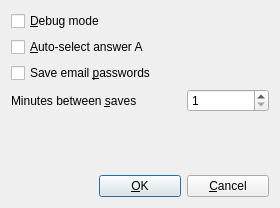
This is designer/prefs.ui in sobjornstad/clicker-quiz-manager as Qt 5 draws it before an edit. The edited form follows.
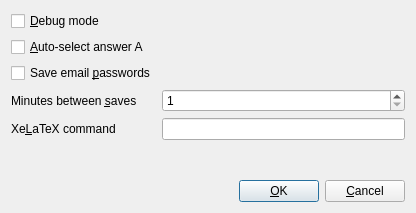
This is the edited form.

The edit to the form file:
```diff
--- a/designer/prefs.ui
+++ b/designer/prefs.ui
@@ -6,38 +6,17 @@
    <rect>
     <x>0</x>
     <y>0</y>
-    <width>280</width>
-    <height>208</height>
+    <width>416</width>
+    <height>213</height>
    </rect>
   </property>
   <property name="windowTitle">
    <string>Preferences</string>
   </property>
-  <layout class="QGridLayout" name="gridLayout">
-   <item row="6" column="1">
-    <widget class="QPushButton" name="okButton">
-     <property name="text">
-      <string>&amp;OK</string>
-     </property>
-    </widget>
-   </item>
-   <item row="3" column="2">
-    <widget class="QSpinBox" name="saveInterval">
-     <property name="toolTip">
-      <string/>
-     </property>
-     <property name="whatsThis">
-      <string>When making a change, if this many minutes have elapsed since the last save, CQM will save (causing a slight delay in completing the action). Changes are always saved on program exit.</string>
-     </property>
-     <property name="minimum">
-      <number>1</number>
-     </property>
-     <property name="maximum">
-      <number>5</number>
-     </property>
-    </widget>
-   </item>
-   <item row="0" column="0" colspan="2">
+  <layout class="QVBoxLayout" name="verticalLayout">
+   <item>
+    <layout class="QFormLayout" name="formLayout">
+     <item row="0" column="0">
     <widget class="QCheckBox" name="debugMode">
      <property name="toolTip">
       <string>&lt;html&gt;&lt;head/&gt;&lt;body&gt;&lt;p&gt;Show debug menu and functions, for use in active development.&lt;/p&gt;&lt;/body&gt;&lt;/html&gt;</string>
@@ -50,14 +29,27 @@
      </property>
     </widget>
    </item>
-   <item row="6" column="2">
-    <widget class="QPushButton" name="cancelButton">
+     <item row="1" column="0">
+      <widget class="QCheckBox" name="autoAnsA">
+       <property name="toolTip">
+        <string>&lt;html&gt;&lt;head/&gt;&lt;body&gt;&lt;p&gt;When adding new questions, start with A selected as the correct answer rather than a blank.&lt;/p&gt;&lt;/body&gt;&lt;/html&gt;</string>
+       </property>
      <property name="text">
-      <string>&amp;Cancel</string>
+        <string>&amp;Auto-select answer A</string>
      </property>
     </widget>
    </item>
-   <item row="3" column="0" colspan="2">
+     <item row="2" column="0">
+      <widget class="QCheckBox" name="savePasswords">
+       <property name="toolTip">
+        <string>&lt;html&gt;&lt;head/&gt;&lt;body&gt;Save entered SMTP server passwords in the database. Passwords are stored in plaintext but are not viewable except by directly accessing the database.&lt;/body&gt;&lt;/html&gt;</string>
+       </property>
+       <property name="text">
+        <string>Save email &amp;passwords</string>
+       </property>
+      </widget>
+     </item>
+     <item row="3" column="0">
     <widget class="QLabel" name="label">
      <property name="text">
       <string>Minutes between &amp;saves</string>
@@ -67,7 +59,42 @@
      </property>
     </widget>
    </item>
+     <item row="3" column="1">
+      <widget class="QSpinBox" name="saveInterval">
+       <property name="toolTip">
+        <string/>
+       </property>
+       <property name="whatsThis">
+        <string>When making a change, if this many minutes have elapsed since the last save, CQM will save (causing a slight delay in completing the action). Changes are always saved on program exit.</string>
+       </property>
+       <property name="minimum">
+        <number>1</number>
+       </property>
+       <property name="maximum">
+        <number>5</number>
+       </property>
+      </widget>
+     </item>
+     <item row="4" column="0">
+      <widget class="QLabel" name="label_2">
+       <property name="text">
+        <string>Xe&amp;LaTeX command</string>
+       </property>
+       <property name="buddy">
+        <cstring>xelatexCommand</cstring>
+       </property>
+      </widget>
+     </item>
    <item row="4" column="1">
+      <widget class="QLineEdit" name="xelatexCommand">
+       <property name="whatsThis">
+        <string>When making a PDF version of a quiz, run this command to produce the PDF. This should be some form of XeLaTeX to produce the correct output; see the manual for information on installing LaTeX.</string>
+       </property>
+      </widget>
+     </item>
+    </layout>
+   </item>
+   <item>
     <spacer name="verticalSpacer">
      <property name="orientation">
       <enum>Qt::Vertical</enum>
@@ -80,25 +107,36 @@
      </property>
     </spacer>
    </item>
-   <item row="1" column="0" colspan="2">
-    <widget class="QCheckBox" name="autoAnsA">
-     <property name="toolTip">
-      <string>&lt;html&gt;&lt;head/&gt;&lt;body&gt;&lt;p&gt;When adding new questions, start with A selected as the correct answer rather than a blank.&lt;/p&gt;&lt;/body&gt;&lt;/html&gt;</string>
-     </property>
+   <item>
+    <layout class="QHBoxLayout" name="horizontalLayout">
+     <item>
+      <spacer name="horizontalSpacer">
+       <property name="orientation">
+        <enum>Qt::Horizontal</enum>
+       </property>
+       <property name="sizeHint" stdset="0">
+        <size>
+         <width>40</width>
+         <height>20</height>
+        </size>
+       </property>
+      </spacer>
+     </item>
+     <item>
+      <widget class="QPushButton" name="okButton">
      <property name="text">
-      <string>&amp;Auto-select answer A</string>
+        <string>&amp;OK</string>
      </property>
     </widget>
    </item>
-   <item row="2" column="0" colspan="2">
-    <widget class="QCheckBox" name="savePasswords">
-     <property name="toolTip">
-      <string>&lt;html&gt;&lt;head/&gt;&lt;body&gt;Save entered SMTP server passwords in the database. Passwords are stored in plaintext but are not viewable except by directly accessing the database.&lt;/body&gt;&lt;/html&gt;</string>
-     </property>
+     <item>
+      <widget class="QPushButton" name="cancelButton">
      <property name="text">
-      <string>Save email &amp;passwords</string>
-     </property>
-    </widget>
+        <string>&amp;Cancel</string>
+       </property>
+      </widget>
+     </item>
+    </layout>
    </item>
   </layout>
  </widget>
```
Lines whose indentation alone changed are shown as unchanged.
